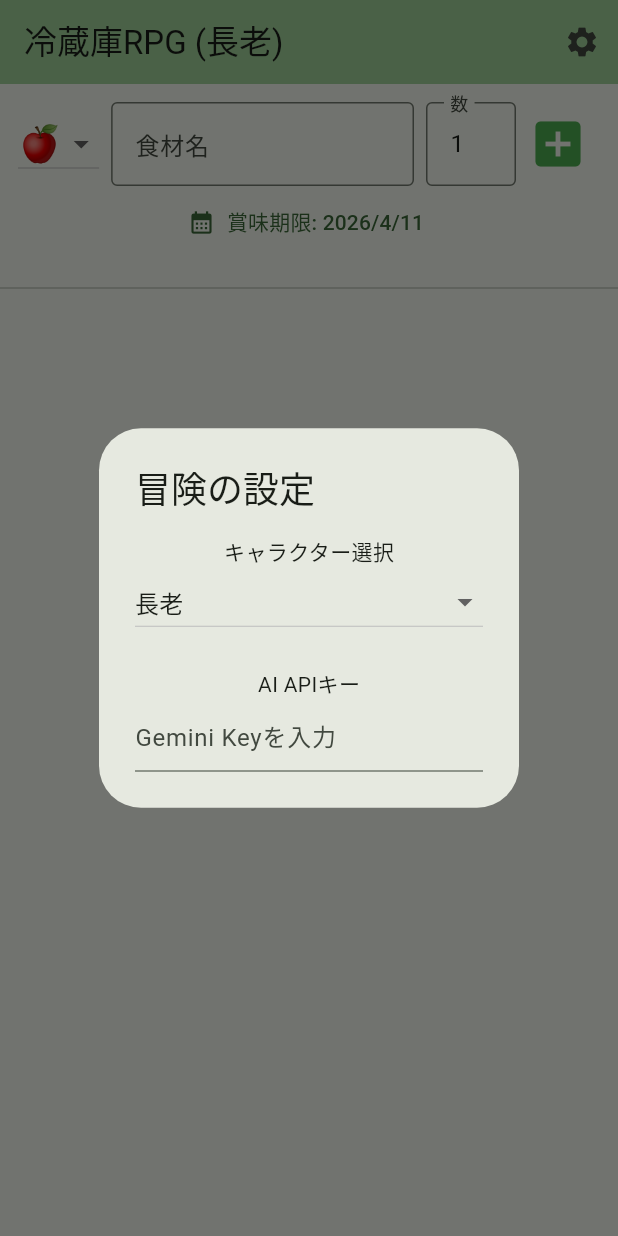
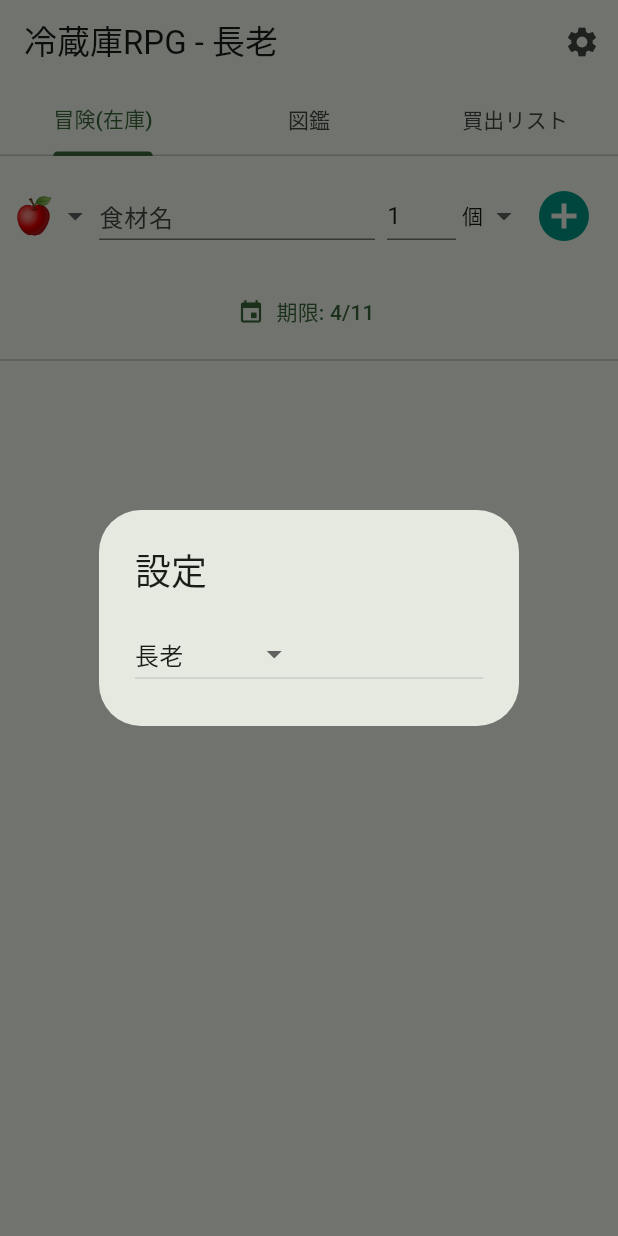
Before and after one commit to cdsa1230126-ai/reizoko_app, a Flutter app: the screen it shows after launch, after a tap on the "settings" icon, on a phone screen of 412 x 824 dp. Run offline on Flutter 3.47's test engine with Material 3 defaults, Android fonts, the phone set to English and light mode, and no system bars; our stand-ins replace camera, shared_preferences; missing offline and left inert: dart:html.

Commit message:
Update main.dart

```diff
--- a/lib/main.dart
+++ b/lib/main.dart
@@ -2,16 +2,15 @@ import 'package:flutter/material.dart';
 import 'package:shared_preferences/shared_preferences.dart';
 import 'package:camera/camera.dart';
 import 'dart:convert';
-import 'dart:html' as html; // Web用の音声・通知機能
+import 'dart:html' as html;
 
 void main() async {
   WidgetsFlutterBinding.ensureInitialized();
-  // カメラの準備（Webブラウザで許可が必要）
   List<CameraDescription> cameras = [];
   try {
     cameras = await availableCameras();
   } catch (e) {
-    print("カメラが見つかりません: $e");
+    debugPrint("カメラが見つかりません: $e");
   }
   runApp(ReizokoApp(cameras: cameras));
 }
@@ -25,14 +24,12 @@ class ReizokoApp extends StatefulWidget {
 }
 
 class _ReizokoAppState extends State<ReizokoApp> {
-  Color themeColor = Colors.green;
-
   @override
   Widget build(BuildContext context) {
     return MaterialApp(
       title: '冷蔵庫RPG',
       theme: ThemeData(
-        colorScheme: ColorScheme.fromSeed(seedColor: themeColor),
+        colorScheme: ColorScheme.fromSeed(seedColor: Colors.green),
         useMaterial3: true,
       ),
       home: ReizokoHomePage(cameras: widget.cameras),
@@ -48,16 +45,18 @@ class ReizokoHomePage extends StatefulWidget {
   State<ReizokoHomePage> createState() => _ReizokoHomePageState();
 }
 
-class _ReizokoHomePageState extends State<ReizokoHomePage> with SingleTickerProviderStateMixin {
+class _ReizokoHomePageState extends State<ReizokoHomePage> with TickerProviderStateMixin {
   List<Map<String, dynamic>> inventory = [];
   List<String> shoppingList = [];
+  List<Map<String, dynamic>> monsterBook = [];
   String characterMode = "長老";
-  String apiKey = "";
 
   final TextEditingController _itemController = TextEditingController();
   final TextEditingController _countController = TextEditingController(text: "1");
   DateTime _selectedDate = DateTime.now().add(const Duration(days: 3));
   String _selectedIcon = "🍎";
+  String _selectedUnit = "個";
+  final List<String> _unitOptions = ["個", "kg", "g", "本", "ml", "L", "袋"];
 
   late AnimationController _blinkController;
 
@@ -69,154 +68,155 @@ class _ReizokoHomePageState extends State<ReizokoHomePage> with SingleTickerProv
       vsync: this,
       duration: const Duration(milliseconds: 700),
     )..repeat(reverse: true);
-
-    // 起動時に通知の許可を求める
-    _requestNotificationPermission();
+    _itemController.addListener(_autoDetectItems);
   }
 
   @override
   void dispose() {
+    _itemController.removeListener(_autoDetectItems);
+    _itemController.dispose();
+    _countController.dispose();
     _blinkController.dispose();
     super.dispose();
   }
 
-  // --- 通知機能 ---
-  void _requestNotificationPermission() {
-    if (html.Notification.permission == 'default') {
-      html.Notification.requestPermission();
+  void _autoDetectItems() {
+    String text = _itemController.text;
+    if (text.contains("米") || text.contains("こめ") || text.contains("コメ")) {
+      if (_selectedUnit != "kg") {
+        setState(() {
+          _selectedUnit = "kg";
+          _selectedIcon = "🍚";
+          _countController.text = "5";
+          _selectedDate = DateTime.now().add(const Duration(days: 365));
+        });
+      }
     }
   }
 
-  void _showNotification(String title, String body) {
-    if (html.Notification.permission == 'granted') {
-      html.Notification(title, body: body);
-    }
-  }
-
-  // --- データの読み込み・保存 ---
   Future<void> _loadData() async {
     final prefs = await SharedPreferences.getInstance();
     setState(() {
       inventory = List<Map<String, dynamic>>.from(json.decode(prefs.getString('inventory') ?? '[]'));
       shoppingList = prefs.getStringList('shoppingList') ?? [];
+      monsterBook = List<Map<String, dynamic>>.from(json.decode(prefs.getString('monsterBook') ?? '[]'));
       characterMode = prefs.getString('characterMode') ?? "長老";
-      apiKey = prefs.getString('apiKey') ?? "";
     });
-    _checkExpiryAlert();
   }
 
   Future<void> _saveData() async {
     final prefs = await SharedPreferences.getInstance();
     await prefs.setString('inventory', json.encode(inventory));
     await prefs.setStringList('shoppingList', shoppingList);
+    await prefs.setString('monsterBook', json.encode(monsterBook));
     await prefs.setString('characterMode', characterMode);
-    await prefs.setString('apiKey', apiKey);
   }
 
-  // --- 音声とアラート ---
   void _speak(String text) {
     final utterance = html.SpeechSynthesisUtterance(text)..lang = 'ja-JP';
     html.window.speechSynthesis?.speak(utterance);
   }
 
-  void _checkExpiryAlert() {
-    List<String> urgentItems = [];
-    for (var item in inventory) {
-      final expiry = DateTime.parse(item['expiry']);
-      if (expiry.difference(DateTime.now()).inDays <= 1) {
-        urgentItems.add(item['name']);
-      }
-    }
-
-    if (urgentItems.isNotEmpty) {
-      String msg = characterMode == "長老" ? "警告じゃ！${urgentItems.join(', ')}が腐りそうじゃぞ！" : "期限間近の食材があります。";
-      // 音声
-      Future.delayed(const Duration(seconds: 2), () => _speak(msg));
-      // ブラウザ通知
-      _showNotification("【冷蔵庫RPG 警告】", "${urgentItems.length}個の食材が期限間近です！");
-    }
-  }
-
-  // --- 操作ロジック ---
   void _addItem() {
     if (_itemController.text.isEmpty) return;
+    String name = _itemController.text;
+
     setState(() {
       inventory.add({
-        "name": _itemController.text,
+        "name": name,
         "icon": _selectedIcon,
-        "count": int.tryParse(_countController.text) ?? 1,
+        "count": double.tryParse(_countController.text) ?? 1.0,
+        "unit": _selectedUnit,
         "expiry": _selectedDate.toIso8601String(),
       });
+
+      if (!monsterBook.any((m) => m['name'] == name)) {
+        monsterBook.add({"name": name, "icon": _selectedIcon});
+        _speak(characterMode == "長老" ? "新種の魔物 $name の発見じゃ！" : "登録完了。");
+      }
       _itemController.clear();
       _countController.text = "1";
     });
     _saveData();
-    _speak(characterMode == "長老" ? "新しい獲物じゃ！" : "追加しました。");
   }
 
-  void _consumeItem(int index) {
+  void _consumeItem(int index, {double amount = 1.0}) {
     setState(() {
-      String name = inventory[index]['name'];
-      if (inventory[index]['count'] > 1) {
-        inventory[index]['count'] -= 1;
-      } else {
-        shoppingList.add(name);
+      inventory[index]['count'] -= amount;
+      if (inventory[index]['count'] <= 0.001) {
+        if (!shoppingList.contains(inventory[index]['name'])) shoppingList.add(inventory[index]['name']);
         inventory.removeAt(index);
       }
     });
     _saveData();
-    _speak(characterMode == "長老" ? "見事な討伐じゃ！" : "消費しました。");
   }
 
   @override
   Widget build(BuildContext context) {
-    return Scaffold(
+    return DefaultTabController(
+      length: 3,
+      child: Scaffold(
         appBar: AppBar(
-        title: Text("冷蔵庫RPG ($characterMode)"),
-        backgroundColor: Theme.of(context).colorScheme.inversePrimary,
-        actions: [
-          IconButton(icon: const Icon(Icons.settings), onPressed: _showSettings),
-        ],
+          title: Text("冷蔵庫RPG - $characterMode"),
+          bottom: const TabBar(
+            tabs: [Tab(text: "冒険(在庫)"), Tab(text: "図鑑"), Tab(text: "買出リスト")],
           ),
-      body: Column(
-        children: [
-          _buildInputArea(),
-          const Divider(),
-          Expanded(child: _buildInventoryList()),
-        ],
+          actions: [IconButton(icon: const Icon(Icons.settings), onPressed: _showSettings)],
+        ),
+        body: TabBarView(
+          children: [ _buildMainPage(), _buildMonsterBook(), _buildShoppingList() ],
+        ),
       ),
     );
   }
 
-  Widget _buildInputArea() {
-    return Padding(
-      padding: const EdgeInsets.all(12.0),
-      child: Column(
+  Widget _buildMainPage() {
+    return Column(
       children: [
-          Row(
+        // --- ここが復元した1行入力エリア ---
+        Padding(
+          padding: const EdgeInsets.symmetric(horizontal: 8.0, vertical: 12.0),
+          child: Row(
             children: [
               DropdownButton<String>(
                 value: _selectedIcon,
-                items: ["🍎", "🥩", "🥦", "🥛", "🐟"].map((s) => DropdownMenuItem(value: s, child: Text(s, style: const TextStyle(fontSize: 24)))).toList(),
+                underline: const SizedBox(),
+                items: ["🍎", "🥩", "🥦", "🥛", "🐟", "🍚", "🥚"].map((s) => DropdownMenuItem(value: s, child: Text(s, style: const TextStyle(fontSize: 24)))).toList(),
                 onChanged: (v) => setState(() => _selectedIcon = v!),
               ),
+              const SizedBox(width: 4),
+              Expanded(
+                flex: 4,
+                child: TextField(controller: _itemController, decoration: const InputDecoration(hintText: "食材名", isDense: true)),
+              ),
               const SizedBox(width: 8),
-              Expanded(child: TextField(controller: _itemController, decoration: const InputDecoration(labelText: "食材名", border: OutlineInputBorder()))),
-              const SizedBox(width: 8),
-              SizedBox(width: 60, child: TextField(controller: _countController, keyboardType: TextInputType.number, decoration: const InputDecoration(labelText: "数", border: OutlineInputBorder()))),
-              IconButton(icon: const Icon(Icons.add_box, color: Colors.green, size: 40), onPressed: _addItem),
+              Expanded(
+                flex: 1,
+                child: TextField(controller: _countController, keyboardType: TextInputType.number, decoration: const InputDecoration(hintText: "1", isDense: true)),
+              ),
+              const SizedBox(width: 4),
+              DropdownButton<String>(
+                value: _selectedUnit,
+                underline: const SizedBox(),
+                items: _unitOptions.map((u) => DropdownMenuItem(value: u, child: Text(u, style: const TextStyle(fontSize: 14)))).toList(),
+                onChanged: (v) => setState(() => _selectedUnit = v!),
+              ),
+              IconButton(icon: const Icon(Icons.add_circle, color: Colors.teal, size: 40), onPressed: _addItem),
             ],
           ),
+        ),
+        // 期限選択ボタン
         TextButton.icon(
-            icon: const Icon(Icons.calendar_month),
+          icon: const Icon(Icons.event, size: 18),
           onPressed: () async {
             final date = await showDatePicker(context: context, initialDate: _selectedDate, firstDate: DateTime.now(), lastDate: DateTime.now().add(const Duration(days: 365)));
             if (date != null) setState(() => _selectedDate = date);
           },
-            label: Text("賞味期限: ${_selectedDate.year}/${_selectedDate.month}/${_selectedDate.day}"),
+          label: Text("期限: ${_selectedDate.month}/${_selectedDate.day}"),
         ),
+        const Divider(),
+        Expanded(child: _buildInventoryList()),
       ],
-      ),
     );
   }
 
@@ -225,27 +225,63 @@ class _ReizokoHomePageState extends State<ReizokoHomePage> with SingleTickerProv
       itemCount: inventory.length,
       itemBuilder: (context, index) {
         final item = inventory[index];
+        final String unit = item['unit'] ?? "個";
+        final bool isKg = unit == "kg";
         final expiry = DateTime.parse(item['expiry']);
         final isUrgent = expiry.difference(DateTime.now()).inDays <= 1;
-
         return AnimatedBuilder(
           animation: _blinkController,
           builder: (context, child) {
             return Card(
-              margin: const EdgeInsets.symmetric(horizontal: 12, vertical: 4),
-              color: isUrgent ? Colors.red.withOpacity(0.1 + 0.3 * _blinkController.value) : Colors.white,
-              shape: isUrgent ? RoundedRectangleBorder(side: const BorderSide(color: Colors.red, width: 2), borderRadius: BorderRadius.circular(8)) : null,
+              color: isUrgent ? Colors.red.withAlpha((25 + 75 * _blinkController.value).toInt()) : Colors.white,
               child: ListTile(
                 leading: Text(item['icon'], style: const TextStyle(fontSize: 30)),
-                title: Text(item['name'], style: TextStyle(fontWeight: isUrgent ? FontWeight.bold : FontWeight.normal, color: isUrgent ? Colors.red.shade900 : Colors.black)),
-                subtitle: Text("期限: ${expiry.month}/${expiry.day} | 残り: ${item['count']}個"),
-                trailing: IconButton(
-                  icon: const Icon(Icons.restaurant, color: Colors.orange, size: 30),
-                  onPressed: () => _consumeItem(index),
-                ),
+                title: Text(item['name']),
+                subtitle: Text("期限: ${expiry.month}/${expiry.day} | 残量: ${item['count'].toStringAsFixed(isKg ? 2 : 0)} $unit"),
+                trailing: isKg
+                  ? ElevatedButton(onPressed: () => _consumeItem(index, amount: 0.15), child: const Text("1合"))
+                  : IconButton(icon: const Icon(Icons.restaurant, color: Colors.orange), onPressed: () => _consumeItem(index)),
               ),
             );
           },
+        );
+      },
+    );
+  }
+
+  Widget _buildMonsterBook() {
+    return GridView.builder(
+      padding: const EdgeInsets.all(10),
+      gridDelegate: const SliverGridDelegateWithFixedCrossAxisCount(crossAxisCount: 3),
+      itemCount: monsterBook.length,
+      itemBuilder: (context, index) {
+        final monster = monsterBook[index];
+        bool isAlive = inventory.any((item) => item['name'] == monster['name']);
+        return Card(
+          color: isAlive ? Colors.green.shade50 : Colors.grey.shade200,
+          child: Column(
+            mainAxisAlignment: MainAxisAlignment.center,
+            children: [
+              Text(monster['icon'], style: const TextStyle(fontSize: 30)),
+              Text(monster['name'], style: const TextStyle(fontSize: 12)),
+            ],
+          ),
+        );
+      },
+    );
+  }
+
+  Widget _buildShoppingList() {
+    return ListView.builder(
+      itemCount: shoppingList.length,
+      itemBuilder: (context, index) {
+        return ListTile(
+          leading: const Icon(Icons.shopping_bag, color: Colors.blue),
+          title: Text(shoppingList[index]),
+          trailing: IconButton(icon: const Icon(Icons.check_circle_outline), onPressed: () {
+            setState(() => shoppingList.removeAt(index));
+            _saveData();
+          }),
         );
       },
     );
@@ -255,14 +291,9 @@ class _ReizokoHomePageState extends State<ReizokoHomePage> with SingleTickerProv
     showDialog(
       context: context,
       builder: (context) => AlertDialog(
-        title: const Text("冒険の設定"),
-        content: Column(
-          mainAxisSize: MainAxisSize.min,
-          children: [
-            const Text("キャラクター選択"),
-            DropdownButton<String>(
+        title: const Text("設定"),
+        content: DropdownButton<String>(
           value: characterMode,
-              isExpanded: true,
           items: ["長老", "ドクター", "トレーダー"].map((s) => DropdownMenuItem(value: s, child: Text(s))).toList(),
           onChanged: (v) {
             setState(() => characterMode = v!);
@@ -270,15 +301,6 @@ class _ReizokoHomePageState extends State<ReizokoHomePage> with SingleTickerProv
             Navigator.pop(context);
           },
         ),
-            const SizedBox(height: 20),
-            const Text("AI APIキー"),
-            TextField(
-              controller: TextEditingController(text: apiKey),
-              onChanged: (v) => apiKey = v,
-              decoration: const InputDecoration(hintText: "Gemini Keyを入力"),
-            ),
-          ],
-        ),
       ),
     );
   }
```
Lines whose indentation alone changed are shown as unchanged.
